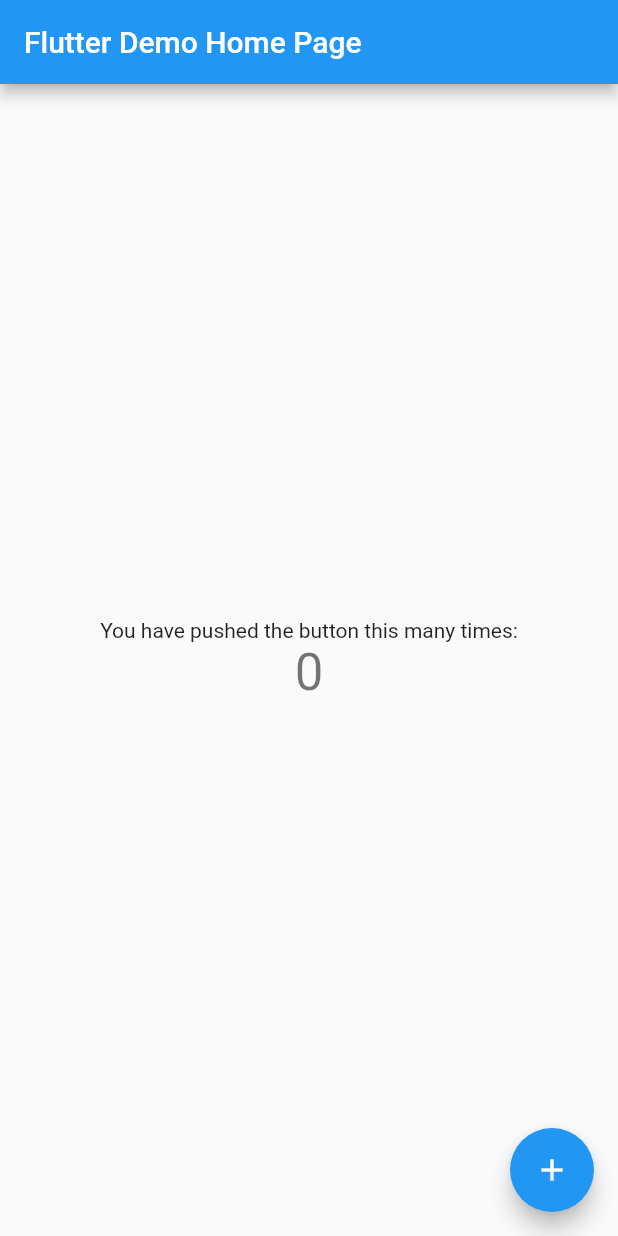
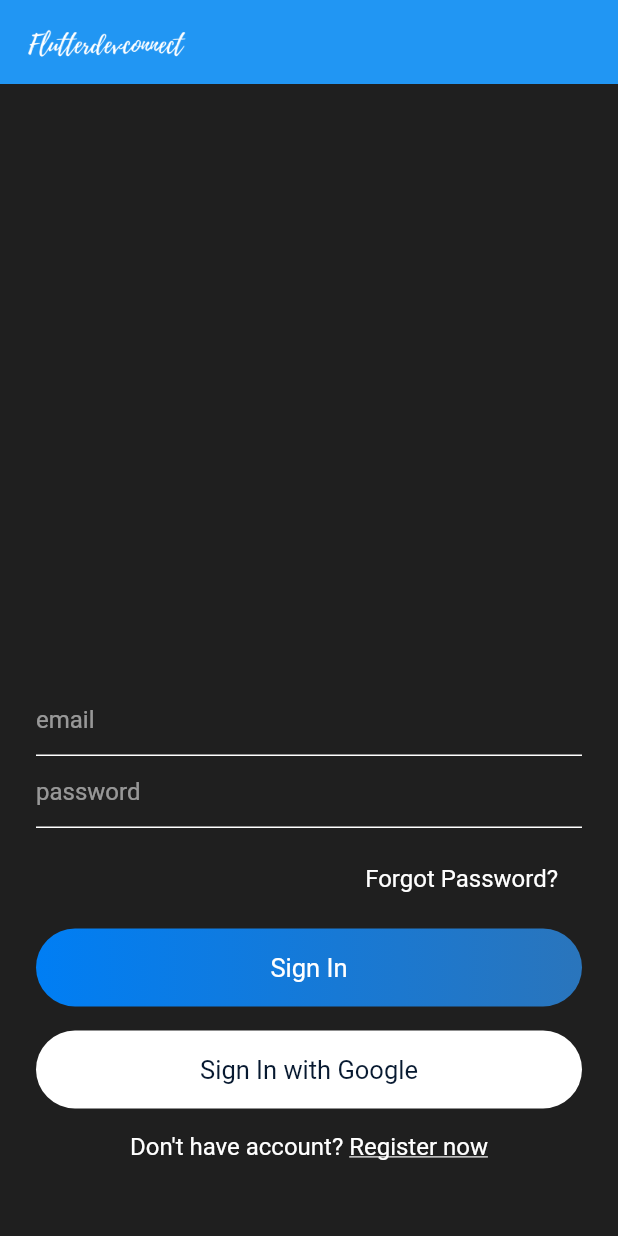
Before and after one commit to andreasklumpp/FlutterChatApp, a Flutter app: the screen it shows after launch, on a phone screen of 412 x 824 dp. Run offline on Flutter 3.47's test engine with Material 2 defaults, Android fonts, the phone set to English and light mode, and no system bars.

Commit message:
Creating Screens & Connect to Firebase

```diff
--- /dev/null
+++ b/FlutterChatApp/lib/helper/theme.dart
@@ -0,0 +1,6 @@
+import 'package:flutter/material.dart';
+
+class CustomTheme {
+  static Color colorAccent = Color(0xff007EF4);
+  static Color textColor = Color(0xff071930);
+}
--- a/FlutterChatApp/lib/main.dart
+++ b/FlutterChatApp/lib/main.dart
@@ -1,3 +1,4 @@
+import 'package:FlutterChatApp/views/signin.dart';
 import 'package:flutter/material.dart';
 
 void main() {
@@ -11,107 +12,11 @@ class MyApp extends StatelessWidget {
     return MaterialApp(
       title: 'Flutter Demo',
       theme: ThemeData(
-        // This is the theme of your application.
-        //
-        // Try running your application with "flutter run". You'll see the
-        // application has a blue toolbar. Then, without quitting the app, try
-        // changing the primarySwatch below to Colors.green and then invoke
-        // "hot reload" (press "r" in the console where you ran "flutter run",
-        // or simply save your changes to "hot reload" in a Flutter IDE).
-        // Notice that the counter didn't reset back to zero; the application
-        // is not restarted.
+        scaffoldBackgroundColor: Color(0xff1F1F1F),
         primarySwatch: Colors.blue,
-        // This makes the visual density adapt to the platform that you run
-        // the app on. For desktop platforms, the controls will be smaller and
-        // closer together (more dense) than on mobile platforms.
         visualDensity: VisualDensity.adaptivePlatformDensity,
       ),
-      home: MyHomePage(title: 'Flutter Demo Home Page'),
+      home: SignIn(),
     );
   }
 }
-
-class MyHomePage extends StatefulWidget {
-  MyHomePage({Key key, this.title}) : super(key: key);
-
-  // This widget is the home page of your application. It is stateful, meaning
-  // that it has a State object (defined below) that contains fields that affect
-  // how it looks.
-
-  // This class is the configuration for the state. It holds the values (in this
-  // case the title) provided by the parent (in this case the App widget) and
-  // used by the build method of the State. Fields in a Widget subclass are
-  // always marked "final".
-
-  final String title;
-
-  @override
-  _MyHomePageState createState() => _MyHomePageState();
-}
-
-class _MyHomePageState extends State<MyHomePage> {
-  int _counter = 0;
-
-  void _incrementCounter() {
-    setState(() {
-      // This call to setState tells the Flutter framework that something has
-      // changed in this State, which causes it to rerun the build method below
-      // so that the display can reflect the updated values. If we changed
-      // _counter without calling setState(), then the build method would not be
-      // called again, and so nothing would appear to happen.
-      _counter++;
-    });
-  }
-
-  @override
-  Widget build(BuildContext context) {
-    // This method is rerun every time setState is called, for instance as done
-    // by the _incrementCounter method above.
-    //
-    // The Flutter framework has been optimized to make rerunning build methods
-    // fast, so that you can just rebuild anything that needs updating rather
-    // than having to individually change instances of widgets.
-    return Scaffold(
-      appBar: AppBar(
-        // Here we take the value from the MyHomePage object that was created by
-        // the App.build method, and use it to set our appbar title.
-        title: Text(widget.title),
-      ),
-      body: Center(
-        // Center is a layout widget. It takes a single child and positions it
-        // in the middle of the parent.
-        child: Column(
-          // Column is also a layout widget. It takes a list of children and
-          // arranges them vertically. By default, it sizes itself to fit its
-          // children horizontally, and tries to be as tall as its parent.
-          //
-          // Invoke "debug painting" (press "p" in the console, choose the
-          // "Toggle Debug Paint" action from the Flutter Inspector in Android
-          // Studio, or the "Toggle Debug Paint" command in Visual Studio Code)
-          // to see the wireframe for each widget.
-          //
-          // Column has various properties to control how it sizes itself and
-          // how it positions its children. Here we use mainAxisAlignment to
-          // center the children vertically; the main axis here is the vertical
-          // axis because Columns are vertical (the cross axis would be
-          // horizontal).
-          mainAxisAlignment: MainAxisAlignment.center,
-          children: <Widget>[
-            Text(
-              'You have pushed the button this many times:',
-            ),
-            Text(
-              '$_counter',
-              style: Theme.of(context).textTheme.headline4,
-            ),
-          ],
-        ),
-      ),
-      floatingActionButton: FloatingActionButton(
-        onPressed: _incrementCounter,
-        tooltip: 'Increment',
-        child: Icon(Icons.add),
-      ), // This trailing comma makes auto-formatting nicer for build methods.
-    );
-  }
-}
--- /dev/null
+++ b/FlutterChatApp/lib/views/signin.dart
@@ -0,0 +1,120 @@
+import 'package:FlutterChatApp/helper/theme.dart';
+import 'package:FlutterChatApp/widgets/widgets.dart';
+import 'package:flutter/material.dart';
+
+class SignIn extends StatefulWidget {
+  @override
+  _SignInState createState() => _SignInState();
+}
+
+class _SignInState extends State<SignIn> {
+  @override
+  Widget build(BuildContext context) {
+    return Scaffold(
+      appBar: appBarMain(context),
+      body: Container(
+        padding: EdgeInsets.symmetric(horizontal: 24),
+        child: Column(
+          children: [
+            Spacer(),
+            Form(
+              child: Column(
+                children: [
+                  TextFormField(
+                    style: simpleTextStyle(),
+                    decoration: textFieldInputDecoration("email"),
+                  ),
+                  TextFormField(
+                    obscureText: true,
+                    validator: (val) {
+                      return val.length > 6
+                          ? null
+                          : "Enter Password 6+ characters";
+                    },
+                    style: simpleTextStyle(),
+                    decoration: textFieldInputDecoration("password"),
+                  ),
+                ],
+              ),
+            ),
+            SizedBox(
+              height: 16,
+            ),
+            Row(
+              mainAxisAlignment: MainAxisAlignment.end,
+              children: [
+                Container(
+                    padding: EdgeInsets.symmetric(horizontal: 16, vertical: 8),
+                    child: Text(
+                      "Forgot Password?",
+                      style: simpleTextStyle(),
+                    )),
+              ],
+            ),
+            SizedBox(
+              height: 16,
+            ),
+            GestureDetector(
+              onTap: () {
+//TODO
+              },
+              child: Container(
+                padding: EdgeInsets.symmetric(vertical: 16),
+                decoration: BoxDecoration(
+                    borderRadius: BorderRadius.circular(30),
+                    gradient: LinearGradient(
+                      colors: [
+                        const Color(0xff007EF4),
+                        const Color(0xff2A75BC)
+                      ],
+                    )),
+                width: MediaQuery.of(context).size.width,
+                child: Text(
+                  "Sign In",
+                  style: biggerTextStyle(),
+                  textAlign: TextAlign.center,
+                ),
+              ),
+            ),
+            SizedBox(
+              height: 16,
+            ),
+            Container(
+              padding: EdgeInsets.symmetric(vertical: 16),
+              decoration: BoxDecoration(
+                  borderRadius: BorderRadius.circular(30), color: Colors.white),
+              width: MediaQuery.of(context).size.width,
+              child: Text(
+                "Sign In with Google",
+                style: TextStyle(fontSize: 17, color: CustomTheme.textColor),
+                textAlign: TextAlign.center,
+              ),
+            ),
+            SizedBox(
+              height: 16,
+            ),
+            Row(
+              mainAxisAlignment: MainAxisAlignment.center,
+              children: [
+                Text(
+                  "Don't have account? ",
+                  style: simpleTextStyle(),
+                ),
+                Text(
+                  "Register now",
+                  style: TextStyle(
+                      color: Colors.white,
+                      fontSize: 16,
+                      decoration: TextDecoration.underline),
+                ),
+              ],
+            ),
+            SizedBox(
+              height: 50,
+            )
+          ],
+        ),
+      ),
+    );
+  }
+}
--- /dev/null
+++ b/FlutterChatApp/lib/widgets/widgets.dart
@@ -0,0 +1,30 @@
+import 'package:flutter/material.dart';
+
+Widget appBarMain(BuildContext context) {
+  return AppBar(
+    title: Image.asset(
+      "assets/images/logo.png",
+      height: 40,
+    ),
+    elevation: 0.0,
+    centerTitle: false,
+  );
+}
+
+TextStyle simpleTextStyle() {
+  return TextStyle(color: Colors.white, fontSize: 16);
+}
+
+TextStyle biggerTextStyle() {
+  return TextStyle(color: Colors.white, fontSize: 17);
+}
+
+InputDecoration textFieldInputDecoration(String hintText) {
+  return InputDecoration(
+      hintText: hintText,
+      hintStyle: TextStyle(color: Colors.white54),
+      focusedBorder:
+          UnderlineInputBorder(borderSide: BorderSide(color: Colors.white)),
+      enabledBorder:
+          UnderlineInputBorder(borderSide: BorderSide(color: Colors.white)));
+}
--- a/FlutterChatApp/pubspec.yaml
+++ b/FlutterChatApp/pubspec.yaml
@@ -45,9 +45,8 @@ flutter:
   uses-material-design: true
 
   # To add assets to your application, add an assets section, like this:
-  # assets:
-  #   - images/a_dot_burr.jpeg
-  #   - images/a_dot_ham.jpeg
+  assets:
+    - assets/images/
 
   # An image asset can refer to one or more resolution-specific "variants", see
   # https://flutter.dev/assets-and-images/#resolution-aware.
```
Also changed, not shown: FlutterChatApp/lib/views/singup.dart (added, +124 -0 lines), FlutterChatApp/assets/fonts/overpass_regular.otf (added), FlutterChatApp/assets/images/logo.png (added), FlutterChatApp/assets/images/search_white.png (added), FlutterChatApp/assets/images/send.png (added), FlutterChatApp/lib/views/chatroomscreen.dart (added), FlutterChatApp/lib/views/forgetpassword.dart (added), 5 other files.
